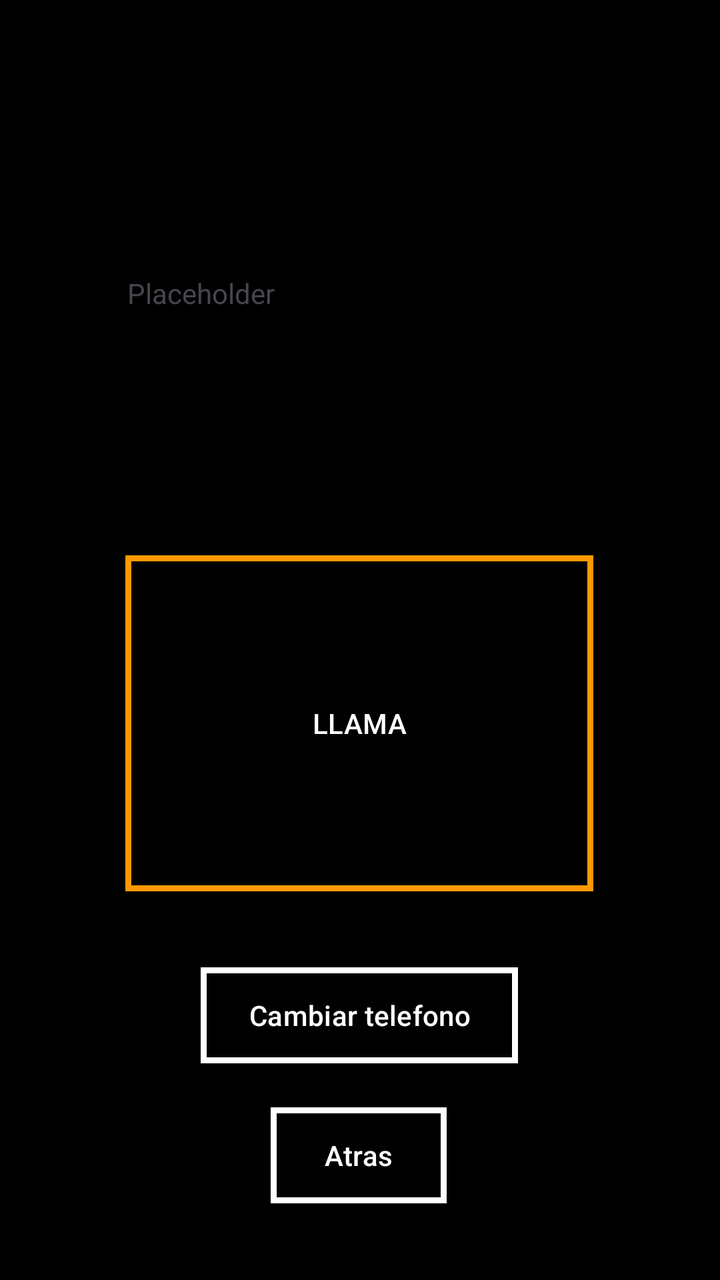
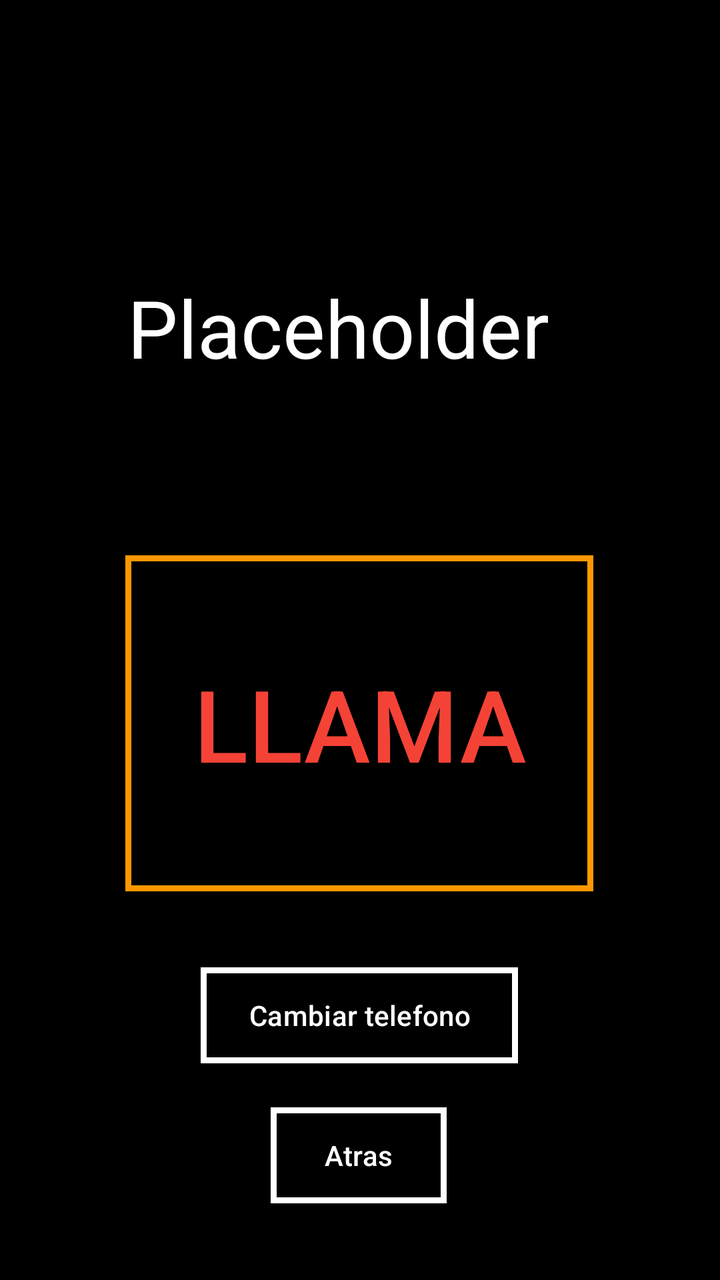

Two renders of the same Android screen: before a commit and after it. Below are the layout's source before the change and the commit's diff.
<!-- AndroidManifest.xml: application theme Theme.AplicacionCon4Botones -->
<!-- res/layout/activity_tlf.xml -->
<?xml version="1.0" encoding="utf-8"?>
<androidx.constraintlayout.widget.ConstraintLayout xmlns:android="http://schemas.android.com/apk/res/android"
    xmlns:app="http://schemas.android.com/apk/res-auto"
    android:background="@color/negro"
    xmlns:tools="http://schemas.android.com/tools"
    android:layout_width="match_parent"
    android:layout_height="match_parent">

    <Button
        android:id="@+id/telephoneActive"
        android:layout_width="234dp"
        android:layout_height="168dp"
        android:text="@string/llama"
        app:layout_constraintBottom_toBottomOf="parent"
        android:background="@drawable/estilo_d"
        app:backgroundTint="@null"
        app:layout_constraintEnd_toEndOf="parent"
        app:layout_constraintHorizontal_bias="0.498"
        app:layout_constraintStart_toStartOf="parent"
        app:layout_constraintTop_toTopOf="parent"
        app:layout_constraintVertical_bias="0.588" />

    <TextView
        android:id="@+id/telefonoMostrador"
        android:layout_width="227dp"
        android:layout_height="99dp"
        android:text="@string/placeholder"
        app:layout_constraintBottom_toBottomOf="parent"
        app:layout_constraintEnd_toEndOf="parent"
        app:layout_constraintHorizontal_bias="0.478"
        app:layout_constraintStart_toStartOf="parent"
        app:layout_constraintTop_toTopOf="parent"
        app:layout_constraintVertical_bias="0.253" />

    <Button
        android:id="@+id/changePh"
        android:layout_width="wrap_content"
        android:layout_height="wrap_content"
        android:text="@string/cambiar_telefono"
        app:layout_constraintBottom_toBottomOf="parent"
        android:background="@drawable/estilos"
        app:backgroundTint="@null"
        app:layout_constraintEnd_toEndOf="parent"
        app:layout_constraintHorizontal_bias="0.498"
        app:layout_constraintStart_toStartOf="parent"
        app:layout_constraintTop_toBottomOf="@+id/telephoneActive"
        app:layout_constraintVertical_bias="0.26" />

    <Button
        android:id="@+id/backMain"
        android:layout_width="wrap_content"
        android:layout_height="wrap_content"
        android:text="@string/atrasMain"
        app:layout_constraintBottom_toBottomOf="parent"
        android:background="@drawable/estilos"
        app:backgroundTint="@null"
        app:layout_constraintEnd_toEndOf="parent"
        app:layout_constraintHorizontal_bias="0.498"
        app:layout_constraintStart_toStartOf="parent"
        app:layout_constraintTop_toBottomOf="@+id/changePh"
        app:layout_constraintVertical_bias="0.363" />
</androidx.constraintlayout.widget.ConstraintLayout>
<!-- resources referenced by this layout -->
<resources>
  <color name="negro">#000000</color>
  <!-- drawable estilo_d (drawable) -->
  <?xml version="1.0" encoding="utf-8"?>
  <shape xmlns:android="http://schemas.android.com/apk/res/android">
      <stroke
          android:color="@color/naranja"
          android:width="3dp"
          />
      <solid android:color="@color/negro"/>
      <corners android:radius="0dp" />
  
  </shape>
  <!-- drawable estilos (drawable) -->
  <?xml version="1.0" encoding="utf-8"?>
  <shape xmlns:android="http://schemas.android.com/apk/res/android">
      <stroke
          android:color="@color/blanco"
          android:width="3dp"
          />
      <solid android:color="@color/negro"/>
      <corners android:radius="0dp" />
  
  </shape>
  <string name="atrasMain">Atras</string>
  <string name="cambiar_telefono">Cambiar telefono</string>
  <string name="llama">LLAMA</string>
  <string name="placeholder">Placeholder</string>
  <style name="Theme.AplicacionCon4Botones" parent="Base.Theme.AplicacionCon4Botones" />
  <color name="naranja">#FF9800</color>
  <color name="blanco">#FFFFFF</color>
  <style name="Base.Theme.AplicacionCon4Botones" parent="Theme.Material3.DayNight.NoActionBar">
          
          
      </style>
</resources>

<!-- the commit's change to res/layout/activity_tlf.xml (unified diff, before → after) -->
@@ -14,6 +14,8 @@
         app:layout_constraintBottom_toBottomOf="parent"
         android:background="@drawable/estilo_d"
         app:backgroundTint="@null"
+        android:textColor="@color/rojo"
+        android:textSize="50dp"
         app:layout_constraintEnd_toEndOf="parent"
         app:layout_constraintHorizontal_bias="0.498"
         app:layout_constraintStart_toStartOf="parent"
@@ -26,6 +28,8 @@
         android:layout_height="99dp"
         android:text="@string/placeholder"
         app:layout_constraintBottom_toBottomOf="parent"
+        android:textColor="@color/blanco"
+        android:textSize="40dp"
         app:layout_constraintEnd_toEndOf="parent"
         app:layout_constraintHorizontal_bias="0.478"
         app:layout_constraintStart_toStartOf="parent"
<!-- resource entries referenced after the edit -->
@@ -1,6 +1,7 @@
 <!-- resources referenced by this layout -->
 <resources>
   <color name="negro">#000000</color>
+  <color name="rojo">#F44336</color>
   <!-- drawable estilo_d (drawable) -->
   <?xml version="1.0" encoding="utf-8"?>
   <shape xmlns:android="http://schemas.android.com/apk/res/android">
@@ -8,7 +9,7 @@
           android:color="@color/naranja"
           android:width="3dp"
           />
-      <solid android:color="@color/negro"/>
+      <solid android:color="@color/cardview_shadow_end_color"/>
       <corners android:radius="0dp" />
   
   </shape>
